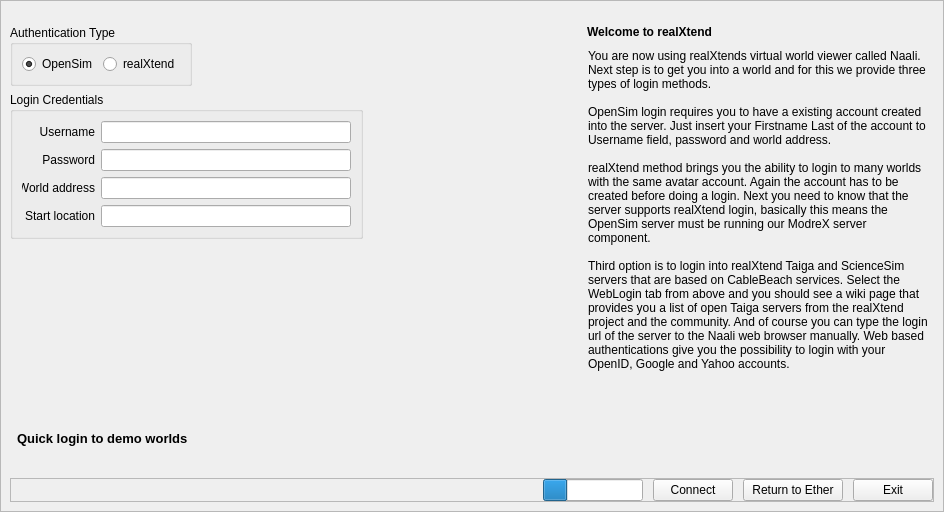
Qt form UiModule/ui/TraditionalLoginWidget.ui (realXtend/tundra) before a commit.
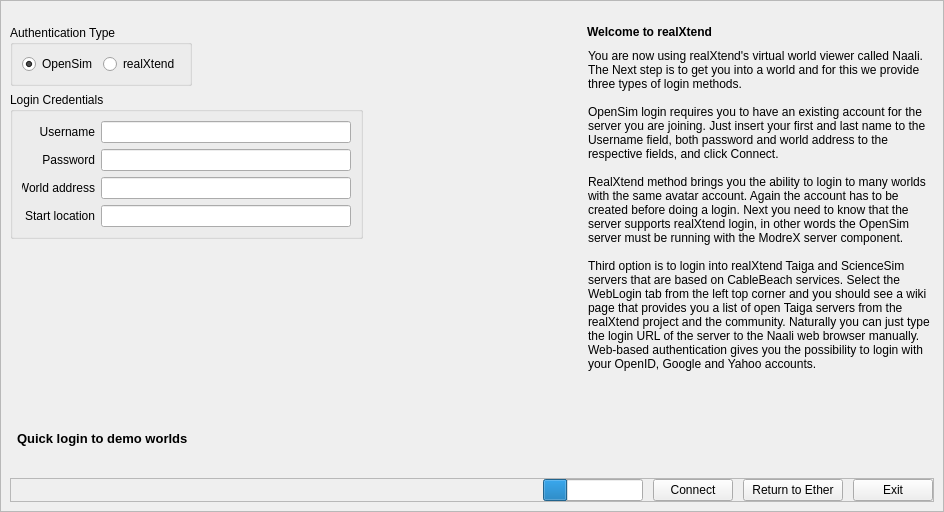
The same form after that commit.

Commit message: *Added temporary UISERVICE_TEST define which can be enabled from the root CmakeLists.txt. This define excludes UiModule and uses the UiServiceModule module instead. Note: at least on Windows after enabling the UISERVICE_TEST rebuilding of following modules might be needed: Inventory, OgreRendering, OpenALAudio, RexLogic & PythonScript. *Fix typos in TraditionalLoginWidget. *Remove obsolete USE_QT define from couple of CmakeLists.txt's.

```diff
--- a/UiModule/ui/TraditionalLoginWidget.ui
+++ b/UiModule/ui/TraditionalLoginWidget.ui
@@ -457,13 +457,13 @@
                <bool>true</bool>
               </property>
               <property name="plainText">
-               <string>You are now using realXtends virtual world viewer called Naali. Next step is to get you into a world and for this we provide three types of login methods. 
+               <string>You are now using realXtend's virtual world viewer called Naali. The Next step is to get you into a world and for this we provide three types of login methods. 
 
-OpenSim login requires you to have a existing account created into the server. Just insert your Firstname Last of the account to Username field, password and world address.
+OpenSim login requires you to have an existing account for the server you are joining. Just insert your first and last name to the Username field, both password and world address to the respective fields, and click Connect.
 
-realXtend method brings you the ability to login to many worlds with the same avatar account. Again the account has to be created before doing a login. Next you need to know that the server supports realXtend login, basically this means the OpenSim server must be running our ModreX server component.
+RealXtend method brings you the ability to login to many worlds with the same avatar account. Again the account has to be created before doing a login. Next you need to know that the server supports realXtend login, in other words the OpenSim server must be running with the ModreX server component.
 
-Third option is to login into realXtend Taiga and ScienceSim servers that are based on CableBeach services. Select the WebLogin tab from above and you should see a wiki page that provides you a list of open Taiga servers from the realXtend project and the community. And of course you can type the login url of the server to the Naali web browser manually. Web based authentications give you the possibility to login with your OpenID, Google and Yahoo accounts.</string>
+Third option is to login into realXtend Taiga and ScienceSim servers that are based on CableBeach services. Select the WebLogin tab from the left top corner and you should see a wiki page that provides you a list of open Taiga servers from the realXtend project and the community. Naturally you can just type the login URL of the server to the Naali web browser manually. Web-based authentication gives you the possibility to login with your OpenID, Google and Yahoo accounts.</string>
               </property>
               <property name="textInteractionFlags">
                <set>Qt::NoTextInteraction</set>
```
The commit also changes 24 other files.
